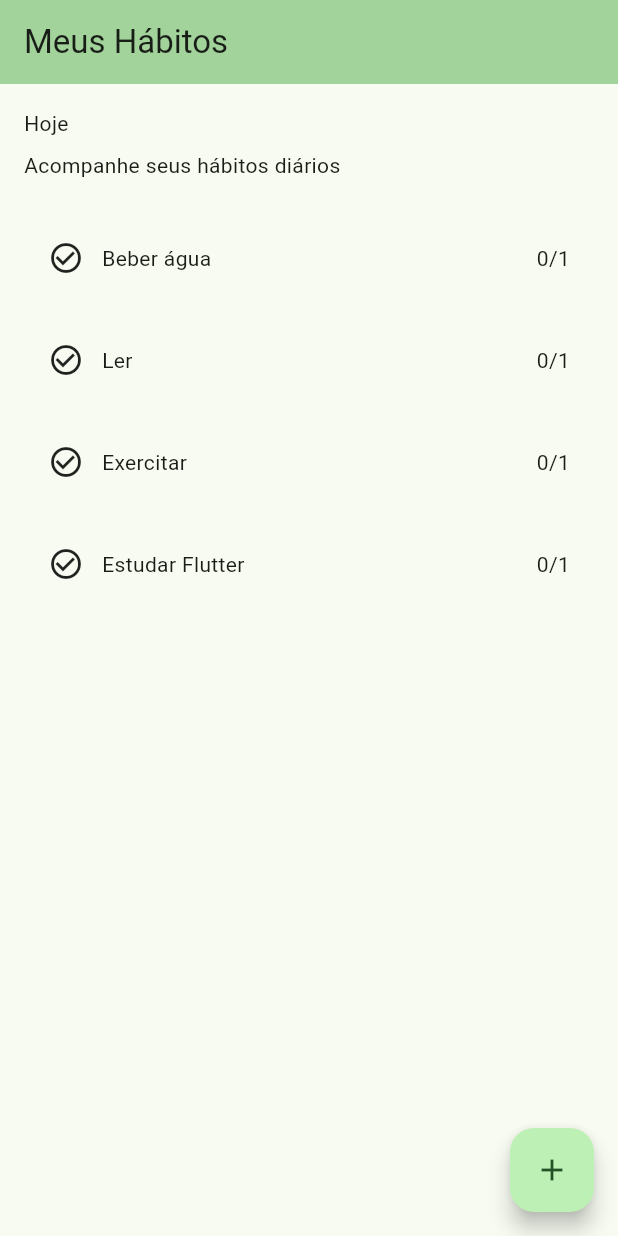
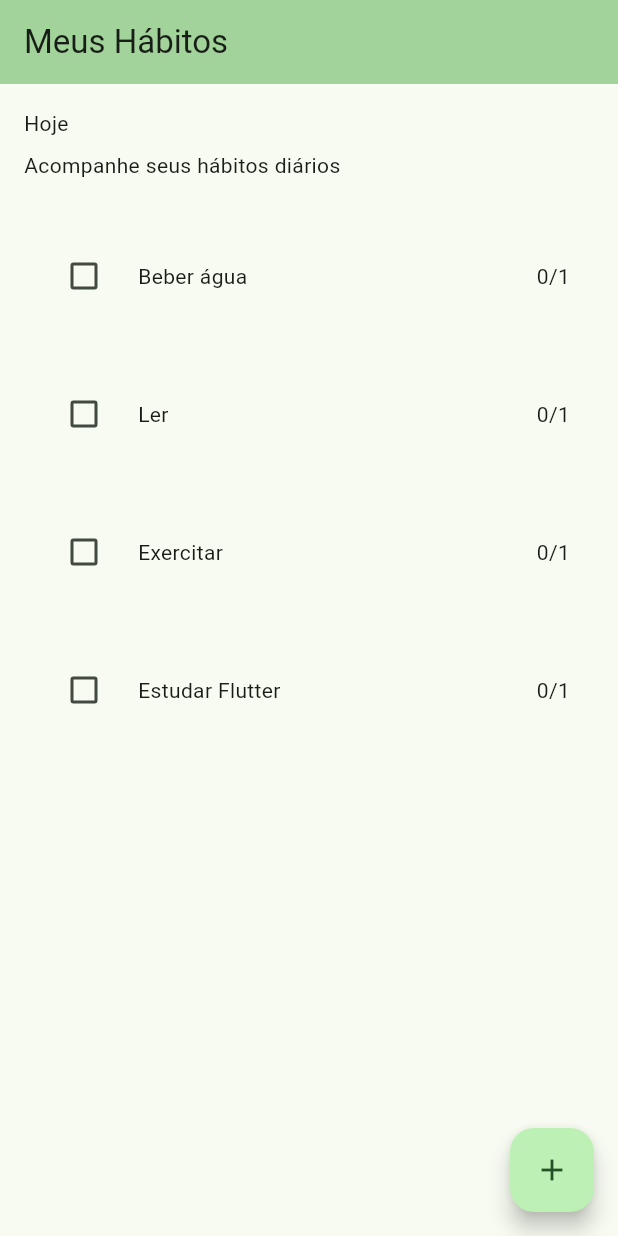
Before and after one commit to laianapinho/rastreador_habitos, a Flutter app: the screen it shows after launch, on a phone screen of 412 x 824 dp. Run offline on Flutter 3.47's test engine with Material 3 defaults, Android fonts, the phone set to English and light mode, and no system bars.

Commit message:
feat: adiciona checkbox para marcar habitos

```diff
--- a/lib/main.dart
+++ b/lib/main.dart
@@ -56,11 +56,11 @@ class MyHomePage extends StatefulWidget {
 class _MyHomePageState extends State<MyHomePage> {
   int _counter = 0;
 
-  final List<String> habitos = [
-    'Beber água',
-    'Ler',
-    'Exercitar',
-    'Estudar Flutter',
+  final List<Map<String, dynamic>> habitos = [
+  {'nome': 'Beber água', 'feito': false},
+  {'nome': 'Ler', 'feito': false},
+  {'nome': 'Exercitar', 'feito': false},
+  {'nome': 'Estudar Flutter', 'feito': false},
 ];
 
   void _incrementCounter() {
@@ -89,7 +89,7 @@ class _MyHomePageState extends State<MyHomePage> {
         // change color while the other colors stay the same.
         backgroundColor: Theme.of(context).colorScheme.inversePrimary,
         // Here we take the value from the MyHomePage object that was created by
-        // the App.build method, and use it to set our appbar title.
+        // the App.build method, and use it to set our appbar  .
         title: Text(widget.title),
       ),
       body: Padding(
@@ -107,11 +107,18 @@ class _MyHomePageState extends State<MyHomePage> {
                 margin: EdgeInsets.only(bottom: 12),
                 child: Row(
                   children: [
-                  Icon(Icons.check_circle_outline),
+                    Checkbox(
+                      value: habito['feito'],
+                      onChanged: (valor) {
+                        setState(() {
+                          habito['feito'] = valor ?? false;
+                        });
+                      },
+                    ),
                     SizedBox(width: 12),
-                  Text(habito),
+                    Text(habito['nome']),
                     Spacer(),
-                  Text('0/1'),
+                    Text(habito['feito'] ? '1/1' : '0/1'),
                   ],
                 ),
               );
```
Lines whose indentation alone changed are shown as unchanged.
